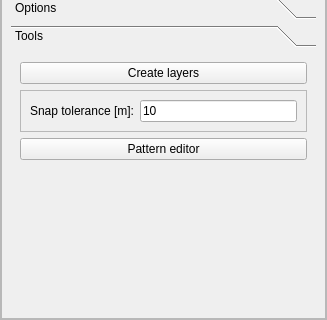
First picture: the form in ui/qepanet_dockwidget.ui, repository aecforge/QEPANET, before the edit; both pictures show x 0 to 327 and y 364 to 684 of the 327 by 684 pixel window.
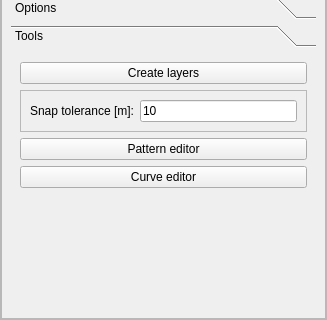
Second picture: the form after the edit. The open tabs and pages were chosen to show the change.

Commit message: - inp_file handler: added options and times write capabilities - added curves editor - merged pattenr editor in curves editor

The edit to the form file:
```diff
--- a/ui/qepanet_dockwidget.ui
+++ b/ui/qepanet_dockwidget.ui
@@ -970,9 +970,9 @@
               <property name="geometry">
                <rect>
                 <x>0</x>
-                <y>0</y>
-                <width>305</width>
-                <height>116</height>
+                <y>-29</y>
+                <width>288</width>
+                <height>145</height>
                </rect>
               </property>
               <attribute name="label">
@@ -1022,6 +1022,13 @@
                  </property>
                 </widget>
                </item>
+               <item>
+                <widget class="QPushButton" name="btn_curve_editor">
+                 <property name="text">
+                  <string>Curve editor</string>
+                 </property>
+                </widget>
+               </item>
               </layout>
              </widget>
             </widget>
```
Left out of the diff: 6 changed lines with no effect on the pictures. The commit also changes 15 other files.
